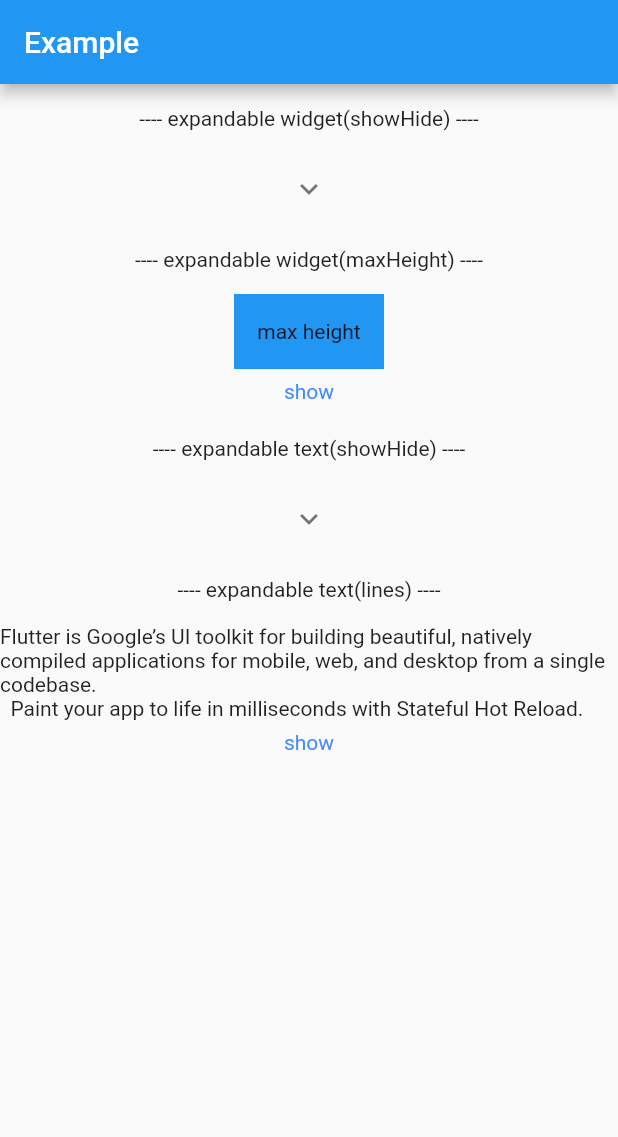
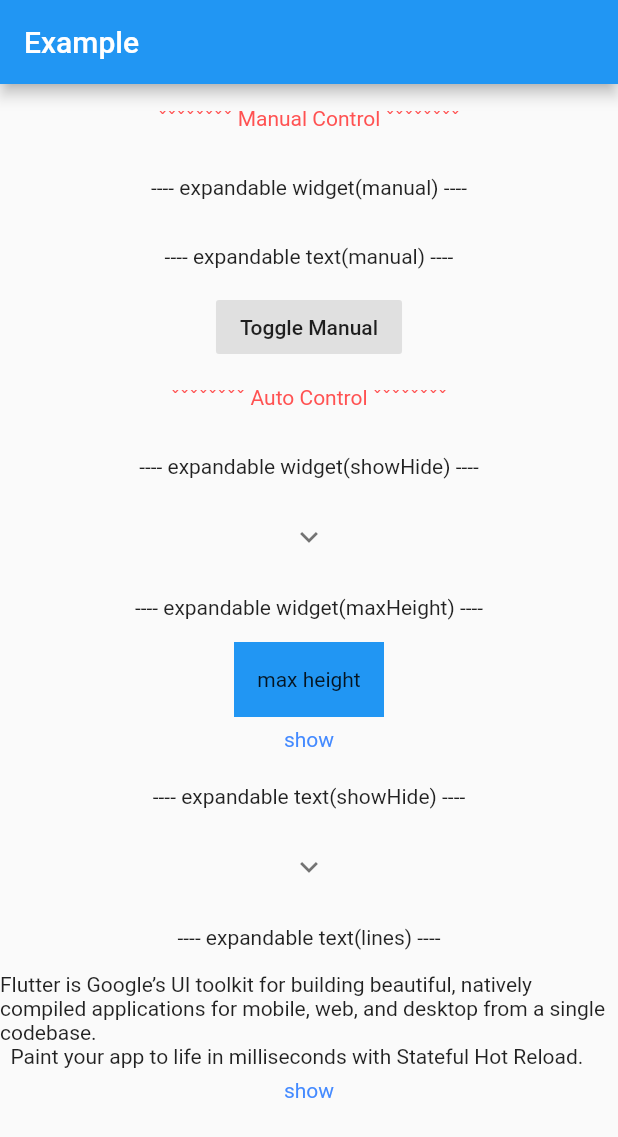
Before and after one commit to xiaozhizhong/expandable_widget, a Flutter app: the screen it shows after launch, on a phone screen of 412 x 824 dp. Shown: the top 1137 px of the screen. Run offline on Flutter 3.47's test engine with Material 2 defaults, Android fonts, the phone set to English and light mode, and no system bars.

Commit message:
add manual construtor
add manual construtor

```diff
--- a/example/lib/main.dart
+++ b/example/lib/main.dart
@@ -24,13 +24,15 @@ class MyHomePage extends StatefulWidget {
   _MyHomePageState createState() => _MyHomePageState();
 }
 
-class _MyHomePageState extends State<MyHomePage> {
+class _MyHomePageState extends State<MyHomePage> with TickerProviderStateMixin {
   final _text =
       '''Flutter is Google’s UI toolkit for building beautiful, natively compiled applications for mobile, web, and desktop from a single codebase.
   Paint your app to life in milliseconds with Stateful Hot Reload. Use a rich set of fully-customizable widgets to build native interfaces in minutes.
   Quickly ship features with a focus on native end-user experiences. Layered architecture allows for full customization, which results in incredibly fast rendering and expressive and flexible designs.''';
 
   final _arrowHeight = 30.0;
+
+  bool _showManual = false;
 
   @override
   Widget build(BuildContext context) {
@@ -43,6 +45,48 @@ class _MyHomePageState extends State<MyHomePage> {
           mainAxisAlignment: MainAxisAlignment.start,
           crossAxisAlignment: CrossAxisAlignment.center,
           children: <Widget>[
+            Padding(
+              padding: EdgeInsets.symmetric(vertical: 15),
+              child: Text(
+                "ˇˇˇˇˇˇˇˇ Manual Control ˇˇˇˇˇˇˇˇ",
+                style: TextStyle(color: Colors.redAccent),
+              ),
+            ),
+            Padding(
+              padding: EdgeInsets.symmetric(vertical: 15),
+              child: Text("---- expandable widget(manual) ----"),
+            ),
+            ExpandableWidget.manual(
+                expand: _showManual,
+                vsync: this,
+                child: Container(
+                  color: Colors.blue,
+                  height: 100,
+                  width: 100,
+                  alignment: Alignment.center,
+                  child: Text("show hide"),
+                )),
+            Padding(
+              padding: EdgeInsets.symmetric(vertical: 15),
+              child: Text("---- expandable text(manual) ----"),
+            ),
+            ExpandableText.manual(
+              _text,
+              vsync: this,
+              expand: _showManual,
+            ),
+            FlatButton(
+              color: Colors.grey[300],
+              onPressed: () => setState(() => _showManual = !_showManual),
+              child: Text("Toggle Manual"),
+            ),
+            Padding(
+              padding: EdgeInsets.symmetric(vertical: 15),
+              child: Text(
+                "ˇˇˇˇˇˇˇˇ Auto Control ˇˇˇˇˇˇˇˇ",
+                style: TextStyle(color: Colors.redAccent),
+              ),
+            ),
             Padding(
               padding: EdgeInsets.symmetric(vertical: 15),
               child: Text("---- expandable widget(showHide) ----"),
--- a/lib/res/expandable_text.dart
+++ b/lib/res/expandable_text.dart
@@ -7,11 +7,34 @@ import 'package:flutter/material.dart';
 ///@description Expandable widget
 ///
 
-enum _ExpandMode { ShowHide, Lines }
+enum _ExpandMode { Manual, ShowHide, Lines }
 
 class ExpandableText extends StatefulWidget {
-  ///Show and hide.
-  ///Using this constructor if you want to hide text completely by default.
+  ///Manual control
+  ///Show and hide text completely
+  ExpandableText.manual(this.text,
+      {@required this.expand,
+      @required this.vsync,
+      this.animationDuration = const Duration(milliseconds: 150),
+      this.textStyle,
+      this.strutStyle,
+      this.textAlign = TextAlign.start,
+      this.textDirection = TextDirection.ltr,
+      this.locale,
+      this.textScaleFactor = 1,
+      this.textWidthBasis = TextWidthBasis.parent,
+      this.alignment = Alignment.topCenter,
+      Key key})
+      : lines = null,
+        arrowColor = null,
+        arrowSize = null,
+        arrowWidgetBuilder = null,
+        expandMode = _ExpandMode.Manual,
+        super(key: key);
+
+  ///Auto control
+  ///Show and hide text completely.
+  ///With a arrow at the bottom.
   ExpandableText.showHide(this.text,
       {this.arrowColor,
       this.arrowSize = 24,
@@ -24,12 +47,16 @@ class ExpandableText extends StatefulWidget {
       this.locale,
       this.textScaleFactor = 1,
       this.textWidthBasis = TextWidthBasis.parent,
-      this.expand = false})
+      this.expand = false,
+      this.alignment = Alignment.topCenter,
+      Key key})
       : lines = null,
-        expandMode = _ExpandMode.ShowHide;
+        vsync = null,
+        expandMode = _ExpandMode.ShowHide,
+        super(key: key);
 
-  ///Set up collapse lines.
-  ///Using this constructor if you want to show a max-lines text by default.
+  ///Auto control
+  ///Collapse text to max lines.
   ///If the text's line < [maxLines], then will show text directly
   ExpandableText.lines(this.text,
       {@required this.lines,
@@ -44,8 +71,12 @@ class ExpandableText extends StatefulWidget {
       this.locale,
       this.textScaleFactor = 1,
       this.textWidthBasis = TextWidthBasis.parent,
-      this.expand = false})
-      : expandMode = _ExpandMode.Lines;
+      this.expand = false,
+      this.alignment = Alignment.topCenter,
+      Key key})
+      : vsync = null,
+        expandMode = _ExpandMode.Lines,
+        super(key: key);
 
   /// Color of the default arrow widget.
   final Color arrowColor;
@@ -68,8 +99,15 @@ class ExpandableText extends StatefulWidget {
   /// Style of text
   final TextStyle textStyle;
 
-  ///Whether expand at the beginning or not, Default is false
+  ///In manual mode, it control the expand status
+  ///In auto mode(showHide\lines), it decide Whether expand at the beginning or not, Default is false
   final bool expand;
+
+  /// Control the animation position
+  final Alignment alignment;
+
+  /// vsync provider for manual mode
+  final TickerProvider vsync;
 
   /// Other text parameters, see[Text]
   final StrutStyle strutStyle;
@@ -110,7 +148,7 @@ class _ExpandableTextState extends State<ExpandableText>
               textWidthBasis: widget.textWidthBasis);
           painter.layout(maxWidth: size.maxWidth);
           if (!painter.didExceedMaxLines &&
-              widget.expandMode != _ExpandMode.ShowHide)
+              widget.expandMode == _ExpandMode.Lines)
             return _buildText();
           else
             return AnimatedSize(
@@ -118,19 +156,35 @@ class _ExpandableTextState extends State<ExpandableText>
                 reverseDuration: widget.animationDuration,
                 vsync: this,
                 alignment: Alignment.topCenter,
-                child: Column(
+                child: widget.expandMode == _ExpandMode.Manual
+                    ? _buildManual()
+                    : _buildAuto());
+        },
+      ),
+    );
+  }
+
+  /// build manual
+  _buildManual() {
+    return ConstrainedBox(
+      constraints: BoxConstraints(maxHeight: double.infinity),
+      child: !widget.expand
+          ? SizedBox(
+              width: double.infinity,
+              height: 0,
+            )
+          : _buildText(),
+    );
+  }
+
+  /// build auto
+  _buildAuto() {
+    return Column(
       mainAxisSize: MainAxisSize.min,
       children: <Widget>[
         widget.expandMode == _ExpandMode.ShowHide && !_isExpanded
             ? SizedBox()
-                        : Text(widget.text,
-                            maxLines: _isExpanded ? null : widget.lines,
-                            style: widget.textStyle,
-                            textAlign: widget.textAlign,
-                            textDirection: widget.textDirection,
-                            locale: widget.locale,
-                            textScaleFactor: widget.textScaleFactor,
-                            textWidthBasis: widget.textWidthBasis),
+            : _buildText(maxLines: _isExpanded ? null : widget.lines),
         SizedBox(
           width: double.infinity,
           child: widget.arrowWidgetBuilder != null
@@ -147,14 +201,13 @@ class _ExpandableTextState extends State<ExpandableText>
                 ),
         )
       ],
-                ));
-        },
-      ),
     );
   }
 
-  Text _buildText() {
+  ///build text with given max lines limit
+  Text _buildText({int maxLines}) {
     return Text(widget.text,
+        maxLines: maxLines,
         style: widget.textStyle,
         textAlign: widget.textAlign,
         textDirection: widget.textDirection,
--- a/lib/res/expandable_widget.dart
+++ b/lib/res/expandable_widget.dart
@@ -8,11 +8,18 @@ import 'package:flutter/rendering.dart';
 import 'package:flutter/widgets.dart';
 import 'package:expandable_widget/res/expand_arrow.dart';
 
-enum _ExpandMode { ShowHide, MaxHeight }
+enum _ExpandMode { Manual, ShowHide, MaxHeight }
 
 typedef ArrowBuilder = Widget Function(bool expand);
 
 class ExpandableWidget extends StatefulWidget {
+  /// vsync provider for manual mode
+  final TickerProvider vsync;
+
+  ///In manual mode, it control the expand status
+  ///In auto mode(ShowHide\MaxHeight), it decide Whether expand at the beginning or not, Default is false
+  final bool expand;
+
   /// Color of the default arrow widget.
   final Color arrowColor;
 
@@ -34,41 +41,64 @@ class ExpandableWidget extends StatefulWidget {
   ///Max Height of widget that will show by default. Default is 100
   final double maxHeight;
 
-  ///Expand mode, {showHide} or {maxHeight}
-  final _ExpandMode _mode;
+  /// Control the animation position
+  final Alignment alignment;
 
-  ///Whether expand at the beginning or not, Default is false
-  final bool expand;
+  ///Expand mode, {showHide} or {maxHeight} or {manual}
+  final _ExpandMode mode;
 
-  ///Show and hide.
-  ///Using this constructor if you want to hide child completely by default.
-  const ExpandableWidget.showHide(
-      {Key key,
+  ///Manual control
+  ///Show and hide child completely.
+  const ExpandableWidget.manual(
+      {@required this.expand,
+      @required this.vsync,
+      @required this.child,
+      this.animationDuration = const Duration(milliseconds: 150),
+      this.alignment = Alignment.topCenter,
+      Key key})
+      : arrowColor = null,
+        arrowSize = null,
+        arrowWidgetBuilder = null,
+        arrowWidgetHeight = null,
+        maxHeight = null,
+        mode = _ExpandMode.Manual,
+        super(key: key);
+
+  ///Auto control
+  ///Show and hide child completely
+  ///With a arrow at the bottom.
+  const ExpandableWidget.showHide({
+    Key key,
     this.arrowColor,
     this.arrowSize = 24,
     this.arrowWidgetBuilder,
     this.arrowWidgetHeight,
     this.animationDuration = const Duration(milliseconds: 150),
     @required this.child,
-      this.expand = false})
-      : maxHeight = 0,
-        _mode = _ExpandMode.ShowHide,
+    this.expand = false,
+    this.alignment = Alignment.topCenter,
+  })  : vsync = null,
+        maxHeight = 0,
+        mode = _ExpandMode.ShowHide,
         super(key: key);
 
-  ///Set up max height.
-  ///Using this constructor if you want to show a max-height child by default.
+  ///Auto control
+  ///Collapse child to max-height
+  ///With a arrow at the bottom.
   ///If the child's height < [maxHeight], then will show child directly
-  const ExpandableWidget.maxHeight(
-      {Key key,
+  const ExpandableWidget.maxHeight({
+    Key key,
     this.arrowColor,
     this.arrowSize = 24,
     this.arrowWidgetBuilder,
     this.arrowWidgetHeight,
-      this.animationDuration = const Duration(milliseconds: 300),
+    this.animationDuration = const Duration(milliseconds: 150),
     @required this.child,
     this.maxHeight = 100.0,
-      this.expand = false})
-      : _mode = _ExpandMode.MaxHeight,
+    this.expand = false,
+    this.alignment = Alignment.topCenter,
+  })  : vsync = null,
+        mode = _ExpandMode.MaxHeight,
         super(key: key);
 
   @override
@@ -86,23 +116,86 @@ class _ExpandableWidgetState extends State<ExpandableWidget>
   /// Whether is show hide Mode or max height mode.
   bool _isShowHideMode;
 
+  final _key = UniqueKey();
+
   @override
   void initState() {
     super.initState();
-    if (widget.arrowWidgetBuilder != null && widget.arrowWidgetHeight == null) {
+    if (widget.mode != _ExpandMode.Manual) {
+      if (widget.arrowWidgetBuilder != null &&
+          widget.arrowWidgetHeight == null) {
         throw FlutterError("Should provide the height of arrowWidget");
       }
       _isExpanded = widget.expand;
       _arrowHeight = widget.arrowWidgetHeight ?? 48;
-    _isShowHideMode = widget._mode == _ExpandMode.ShowHide;
+      _isShowHideMode = widget.mode == _ExpandMode.ShowHide;
+    }
   }
 
   @override
   Widget build(BuildContext context) {
+    if (widget.mode == _ExpandMode.Manual) return _buildManual();
+    return _buildAuto();
+  }
+
+  ///build layout of manual mode
+  _buildManual() {
+    return ClipRect(
+      child: AnimatedSize(
+        alignment: widget.alignment,
+        vsync: widget.vsync,
+        duration: widget.animationDuration,
+        curve: Curves.easeInOut,
+        child: AnimatedSwitcher(
+          duration: widget.animationDuration,
+          switchInCurve: Curves.easeInOut,
+          switchOutCurve: Curves.easeInOut,
+          child: ConstrainedBox(
+              constraints: BoxConstraints(maxWidth: double.infinity),
+              child: widget.expand
+                  ? widget.child
+                  : SizedBox(
+                      key: _key,
+                      width: double.infinity,
+                      height: 0,
+                    )),
+          layoutBuilder: (Widget currentChild, List<Widget> previousChildren) {
+            List<Widget> children = previousChildren;
+            if (currentChild != null) {
+              if (previousChildren == null || previousChildren.isEmpty)
+                children = [currentChild];
+              else {
+                children = [
+                  Positioned(
+                    left: 0.0,
+                    right: 0.0,
+                    child: Container(
+                      child: previousChildren[0],
+                    ),
+                  ),
+                  Container(
+                    child: currentChild,
+                  ),
+                ];
+              }
+            }
+            return Stack(
+              overflow: Overflow.visible,
+              children: children,
+              alignment: widget.alignment,
+            );
+          },
+        ),
+      ),
+    );
+  }
+
+  ///build layout of auto mode
+  _buildAuto() {
     return AnimatedSize(
       duration: widget.animationDuration,
       reverseDuration: widget.animationDuration,
-      alignment: Alignment.bottomCenter,
+      alignment: widget.alignment,
       vsync: this,
       child: ConstrainedBox(
         constraints: BoxConstraints(
```
Lines whose indentation alone changed are shown as unchanged.
